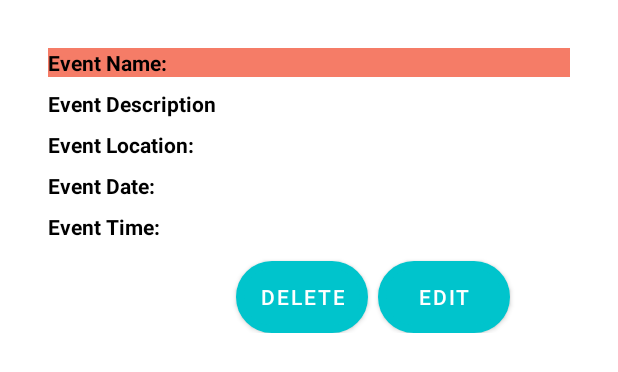
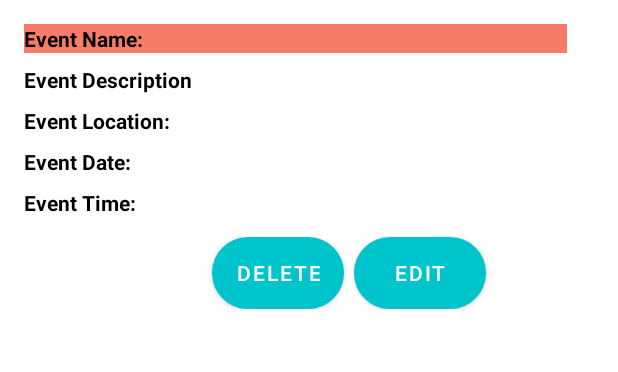
Before and after one commit to Digitely/Mobile_App, an Android app: the layout event_item.xml on its own in the app's theme, with its tools: preview values and no code run, on a phone screen of 412 x 824 dp. Shown: the top 372 px of the screen. Run offline under Robolectric (Android 15) with nearby library versions, the phone set to English and light mode, and no system bars.

Commit message:
fixed space in adminevents
-changed layout

```diff
--- a/app/src/main/res/layout/activity_edit_event.xml
+++ b/app/src/main/res/layout/activity_edit_event.xml
@@ -66,7 +66,8 @@
         android:background="@drawable/otherbuttons"
         android:drawableLeft="@drawable/baseline_calendar_month_24"
         android:text="@string/select_date"
-        android:textSize="8dp" />
+        android:textSize="8dp"
+        tools:ignore="TextSizeCheck" />
 
 
     <Button
--- a/app/src/main/res/layout/event_item.xml
+++ b/app/src/main/res/layout/event_item.xml
@@ -4,9 +4,8 @@
     xmlns:app="http://schemas.android.com/apk/res-auto"
     xmlns:tools="http://schemas.android.com/tools"
     android:layout_width="match_parent"
-    android:layout_height="match_parent"
+    android:layout_height="wrap_content"
     android:orientation="vertical"
-    android:padding="16dp"
     tools:context=".admin_events">
 
 
```
Lines whose indentation alone changed are shown as unchanged.
